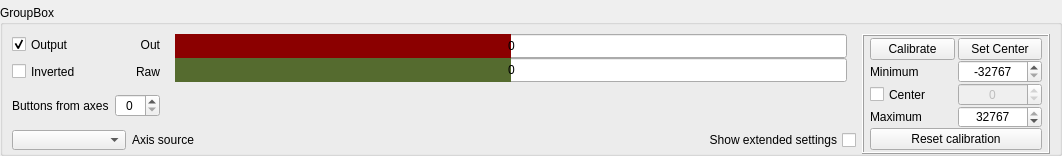
The window that widgets/axes.ui (FreeJoy-Team/FreeJoyConfiguratorQt) describes before a commit, drawn with Qt 5.
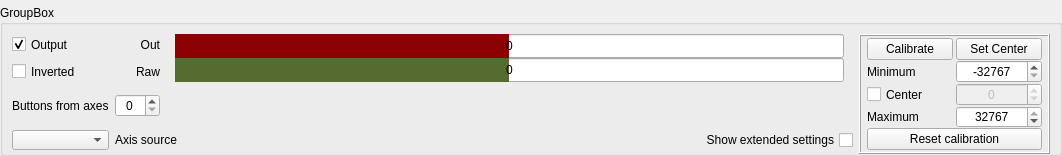
The same window after the commit. Custom widgets are drawn as their Qt base class.

```diff
--- a/widgets/axes.ui
+++ b/widgets/axes.ui
@@ -496,38 +496,6 @@
         </property>
        </widget>
       </item>
-      <item row="3" column="0" colspan="2">
-       <widget class="QComboBox" name="comboBox_AxisSource1">
-        <property name="sizePolicy">
-         <sizepolicy hsizetype="Minimum" vsizetype="Minimum">
-          <horstretch>0</horstretch>
-          <verstretch>0</verstretch>
-         </sizepolicy>
-        </property>
-        <property name="minimumSize">
-         <size>
-          <width>95</width>
-          <height>20</height>
-         </size>
-        </property>
-       </widget>
-      </item>
-      <item row="3" column="2" colspan="2">
-       <widget class="QLabel" name="text_axisSource">
-        <property name="minimumSize">
-         <size>
-          <width>0</width>
-          <height>20</height>
-         </size>
-        </property>
-        <property name="text">
-         <string>Axis source</string>
-        </property>
-        <property name="alignment">
-         <set>Qt::AlignLeading|Qt::AlignLeft|Qt::AlignVCenter</set>
-        </property>
-       </widget>
-      </item>
       <item row="2" column="0">
        <widget class="QLabel" name="label_3">
         <property name="text">
@@ -557,6 +525,38 @@
         </property>
        </widget>
       </item>
+      <item row="3" column="0">
+       <widget class="QComboBox" name="comboBox_AxisSource1">
+        <property name="sizePolicy">
+         <sizepolicy hsizetype="Minimum" vsizetype="Minimum">
+          <horstretch>0</horstretch>
+          <verstretch>0</verstretch>
+         </sizepolicy>
+        </property>
+        <property name="minimumSize">
+         <size>
+          <width>95</width>
+          <height>20</height>
+         </size>
+        </property>
+       </widget>
+      </item>
+      <item row="3" column="1" colspan="3">
+       <widget class="QLabel" name="text_axisSource">
+        <property name="minimumSize">
+         <size>
+          <width>0</width>
+          <height>20</height>
+         </size>
+        </property>
+        <property name="text">
+         <string>Axis source</string>
+        </property>
+        <property name="alignment">
+         <set>Qt::AlignLeading|Qt::AlignLeft|Qt::AlignVCenter</set>
+        </property>
+       </widget>
+      </item>
      </layout>
     </widget>
    </item>
```
